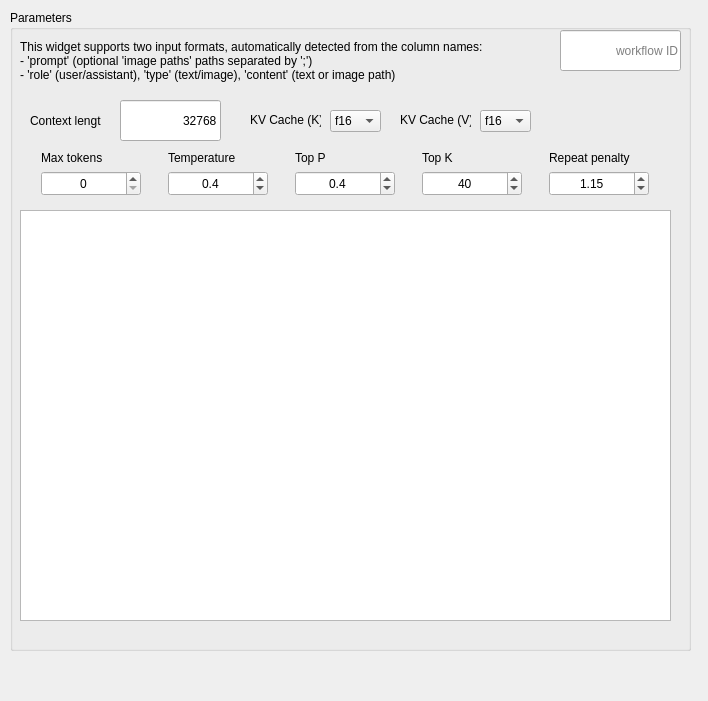
First picture: the form in orangecontrib/AAIT/widgets/designer/owedgellm.ui, repository TigerODM/TigerODM, before the edit.
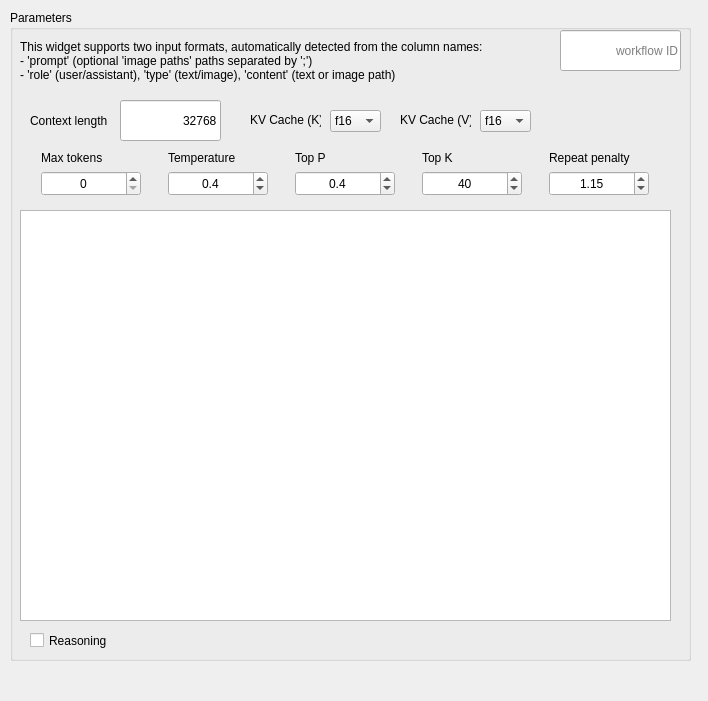
Second picture: the form after the edit.

```diff
--- a/orangecontrib/AAIT/widgets/designer/owedgellm.ui
+++ b/orangecontrib/AAIT/widgets/designer/owedgellm.ui
@@ -19,7 +19,7 @@
      <x>10</x>
      <y>10</y>
      <width>681</width>
-     <height>641</height>
+     <height>651</height>
     </rect>
    </property>
    <property name="title">
@@ -57,7 +57,7 @@
      <rect>
       <x>20</x>
       <y>100</y>
-      <width>71</width>
+      <width>91</width>
       <height>21</height>
      </rect>
     </property>
@@ -409,6 +409,19 @@
      </property>
     </item>
    </widget>
+   <widget class="QCheckBox" name="checkReasoning">
+    <property name="geometry">
+     <rect>
+      <x>20</x>
+      <y>620</y>
+      <width>231</width>
+      <height>21</height>
+     </rect>
+    </property>
+    <property name="text">
+     <string>Reasoning</string>
+    </property>
+   </widget>
   </widget>
  </widget>
  <resources/>
```
